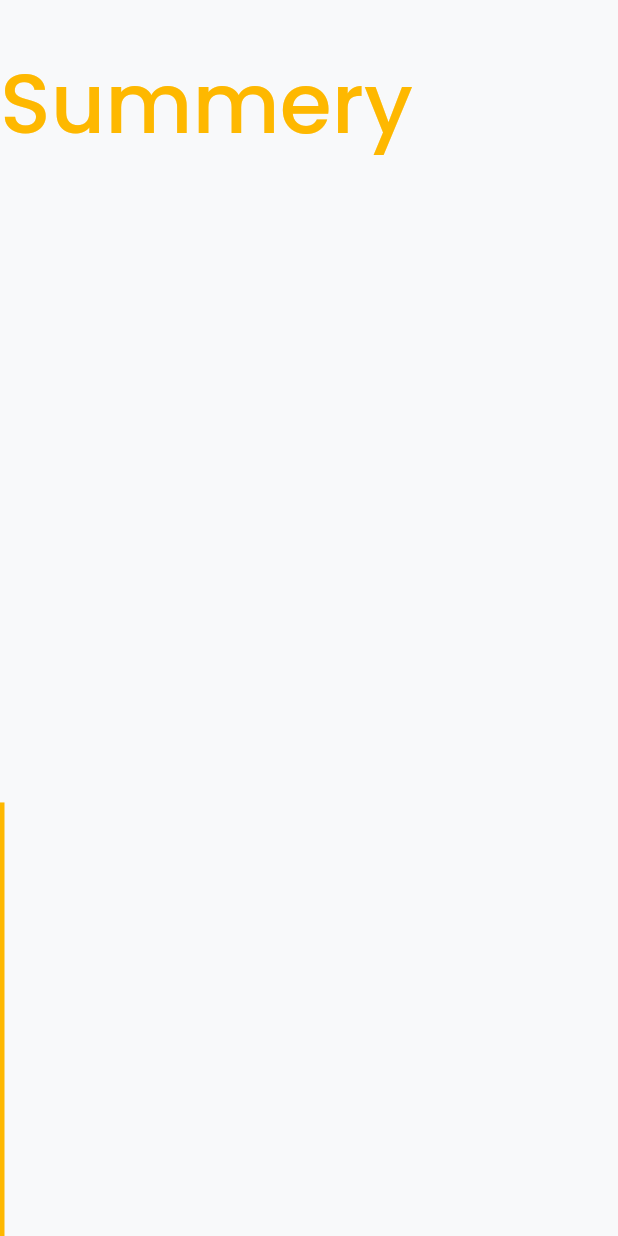
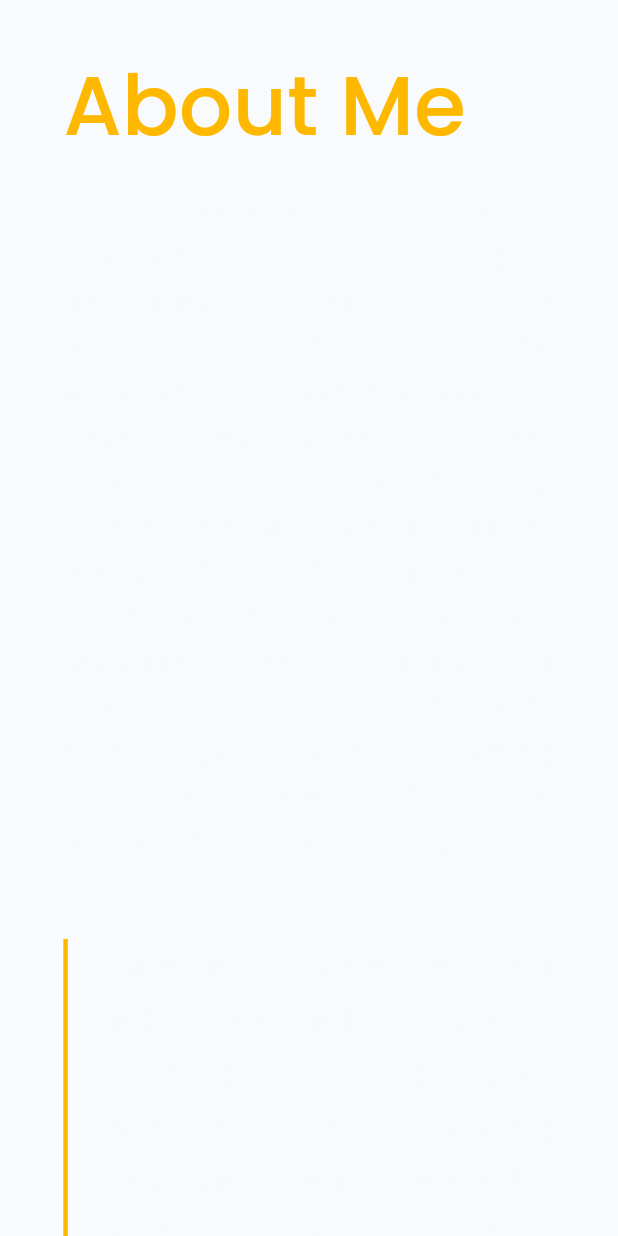
Before and after one commit to inas-nuzeer/portfolio, a Flutter app: the About widget shown alone on an empty page, opened directly, on a phone screen of 412 x 824 dp. Run offline on Flutter 3.47's test engine with Material 3 defaults, Android fonts, the light colour scheme and no system bars; our stand-ins replace google_fonts.

Commit message:
Bg changes

```diff
--- a/lib/Screens/About/about.dart
+++ b/lib/Screens/About/about.dart
@@ -1,6 +1,7 @@
 import 'package:flutter/material.dart';
 import 'package:google_fonts/google_fonts.dart';
 import 'package:inas_portfolio/Utils/Theme/app_theme.dart';
+import 'package:inas_portfolio/Widgets/glass_container.dart';
 
 class About extends StatelessWidget {
   const About({super.key});
@@ -9,17 +10,23 @@
   Widget build(BuildContext context) {
     final double screenWidth = MediaQuery.of(context).size.width;
     final double screenHeight = MediaQuery.of(context).size.height;
-    return LayoutBuilder(
+    return GlassContainer(
+      child: Padding(
+        padding: EdgeInsets.symmetric(horizontal: screenWidth * .1),
+        child: LayoutBuilder(
           builder: (context, constraints) {
             final isMobileScreen = constraints.maxWidth < 600;
             return Column(
               crossAxisAlignment: CrossAxisAlignment.start,
               children: [
                 SizedBox(height: screenHeight * .04),
-            Text(
-              'Summery',
+                FittedBox(
+                  fit: BoxFit.scaleDown,
+                  child: Text(
+                    'About Me',
                     style: Theme.of(context).textTheme.headlineMedium,
                     textAlign: TextAlign.start,
+                  ),
                 ),
                 const SizedBox(height: 20),
                 SizedBox(
@@ -52,9 +59,12 @@
                     textAlign: TextAlign.justify,
                   ),
                 ),
+                SizedBox(height: screenHeight * .04),
               ],
             );
           },
+        ),
+      ),
     );
   }
 }
--- a/lib/Screens/Home/home.dart
+++ b/lib/Screens/Home/home.dart
@@ -16,7 +16,9 @@
     final double screenWidth = MediaQuery.of(context).size.width;
     final double screenHeight = MediaQuery.of(context).size.height;
 
-    return LayoutBuilder(
+    return Padding(
+      padding: EdgeInsets.symmetric(horizontal: screenWidth * .1),
+      child: LayoutBuilder(
         builder: (context, constraints) {
           final isMobileScreen = constraints.maxWidth < 600;
           return SizedBox(
@@ -113,6 +115,7 @@
             ),
           );
         },
+      ),
     );
   }
 
--- a/lib/Screens/Projects/project.dart
+++ b/lib/Screens/Projects/project.dart
@@ -5,6 +5,6 @@
 
   @override
   Widget build(BuildContext context) {
-    return Center(child: Text('Projects'));
+    return const Placeholder();
   }
 }
--- a/lib/Widgets/glass_container.dart
+++ b/lib/Widgets/glass_container.dart
@@ -19,7 +19,7 @@
     this.child = const SizedBox(),
     this.width = 0,
     this.height = 50,
-    this.borderRadius = 10,
+    this.borderRadius = 0,
     this.blurStrength = 20,
     this.color = Colors.white,
     this.opacity = 0.1,
--- a/pubspec.yaml
+++ b/pubspec.yaml
@@ -60,7 +60,11 @@
 
   # To add assets to your application, add an assets section, like this:
   assets:
+    - assets/images/hero_Og_1.jpg
+    - assets/images/hero_Og_1.png
     - assets/images/hero_Og_2.jpg
+    - assets/images/hero_Og_2.png
+    - assets/images/bg_image.png
     - assets/images/bg_image2.png
 
 
```
Also changed, not shown: lib/Screens/MainContent/main_content.dart (+12 -6 lines), lib/Widgets/navbar.dart (+13 -7 lines), assets/images/bg_image.png (added), assets/images/hero_Og_1.png (added), assets/images/hero_Og_2.png (added). Lines whose indentation alone changed are shown as unchanged.
